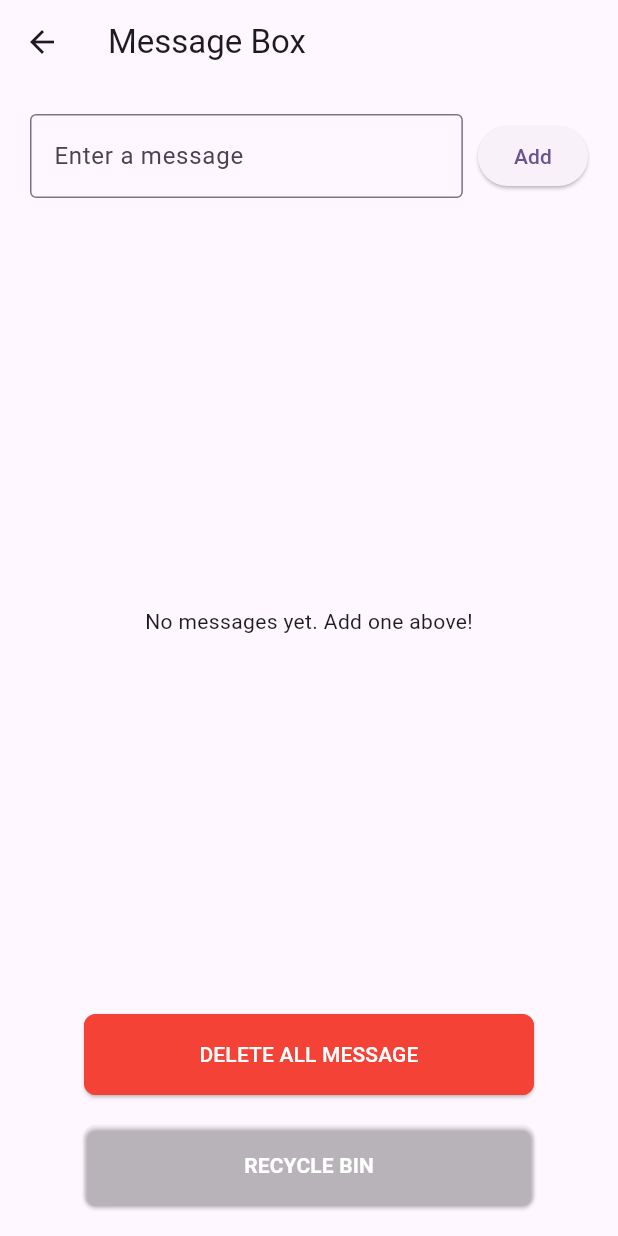
After one commit to izzcode02/lab2_app, a Flutter app: the MessageBoxPage screen opened directly, on a phone screen of 412 x 824 dp. The commit adds this screen. Run offline on Flutter 3.47's test engine with Material 3 defaults, Android fonts, the phone set to English and light mode, and no system bars; our stand-ins replace cloud_firestore, firebase_auth, firebase_core, im_stepper, ionicons; accounts and stored records are empty.

Commit message:
Update delete message box

```diff
--- a/lib/main.dart
+++ b/lib/main.dart
@@ -1,13 +1,13 @@
 import 'package:flutter/material.dart';
 import 'package:firebase_core/firebase_core.dart'; //new
 import 'package:provider/provider.dart';
-import 'package:lab2_app/views/admin_landing_page.dart';
+import 'package:lab2_app/views/menu/admin_landing_page.dart';
 import 'package:lab2_app/views/login_screen.dart';
-import 'package:lab2_app/views/staff_landing_page.dart';
-import 'package:lab2_app/views/student_landing_page.dart';
+import 'package:lab2_app/views/menu/student_landing_page.dart';
 
 import 'controller/auth.dart';
 import 'provider/student_profile_provider.dart';
+import 'views/menu/message_recyclebin.dart';
 import 'views/register.dart';
 
 AuthService auth = AuthService();
@@ -55,8 +55,10 @@ class MyApp extends StatelessWidget {
 
         //user
         '/users/admin': (context) => const AdminLandingPage(),
-        '/users/staff': (context) => const StaffLandingPage(),
         '/users/student': (context) => const StudentLandingPage(),
+
+        //message
+        '/users/message/recyclebin': (context) => const RecycleBin(),
       },
     );
   }
--- a/lib/provider/student_profile_provider.dart
+++ b/lib/provider/student_profile_provider.dart
@@ -2,7 +2,7 @@ import 'package:flutter/material.dart';
 import 'package:cloud_firestore/cloud_firestore.dart';
 import 'package:firebase_auth/firebase_auth.dart';
 
-import '../controller/registerservice.dart';
+import '../controller/register_service.dart';
 
 class StudentProfileProvider with ChangeNotifier {
   final FirebaseAuth _auth = FirebaseAuth.instance;
--- a/lib/views/admin_landing_page.dart
+++ b/lib/views/menu/admin_landing_page.dart
@@ -1,5 +1,5 @@
 import 'package:flutter/material.dart';
-import '../main.dart';
+import '../../main.dart';
 
 class AdminLandingPage extends StatefulWidget {
   const AdminLandingPage({super.key});
--- /dev/null
+++ b/lib/views/menu/message.dart
@@ -0,0 +1,202 @@
+// message_box_page.dart
+import 'package:cloud_firestore/cloud_firestore.dart';
+import 'package:flutter/material.dart';
+import 'package:lab2_app/widget/customButton.dart';
+import '../../controller/message_function.dart';
+
+class MessageBoxPage extends StatefulWidget {
+  const MessageBoxPage({
+    super.key,
+  });
+
+  @override
+  MessageBoxPageState createState() => MessageBoxPageState();
+}
+
+class MessageBoxPageState extends State<MessageBoxPage> {
+  final TextEditingController _messageController = TextEditingController();
+  final MessageFunction _messageFunction = MessageFunction();
+  final Set<String> _selectedMessages = {}; // Store selected message IDs
+
+  @override
+  void dispose() {
+    _messageController.dispose();
+    super.dispose();
+  }
+
+  Future<void> _addMessage() async {
+    if (_messageController.text.isNotEmpty) {
+      try {
+        await _messageFunction.addMessage(
+          message: _messageController.text,
+        );
+        _messageController.clear();
+      } catch (e) {
+        ScaffoldMessenger.of(context).showSnackBar(
+          SnackBar(content: Text('Error adding message: $e')),
+        );
+      }
+    }
+  }
+
+  Future<void> _clearMessages() async {
+    try {
+      await _messageFunction.clearMessages();
+      _selectedMessages.clear(); // Clear selections after deleting
+    } catch (e) {
+      ScaffoldMessenger.of(context).showSnackBar(
+        SnackBar(content: Text('Error clearing messages: $e')),
+      );
+    }
+  }
+
+  Future<void> _deleteMessage(String documentId) async {
+    try {
+      await _messageFunction.deleteMessage(documentId);
+      setState(() {
+        _selectedMessages
+            .remove(documentId); // Remove from selections if deleted
+      });
+    } catch (e) {
+      ScaffoldMessenger.of(context).showSnackBar(
+        SnackBar(content: Text('Error deleting message: $e')),
+      );
+    }
+  }
+
+  Future<void> _deleteSelectedMessages() async {
+    try {
+      for (String documentId in _selectedMessages) {
+        await _messageFunction.deleteMessage(documentId);
+      }
+      setState(() {
+        _selectedMessages.clear(); // Clear selections after deleting
+      });
+    } catch (e) {
+      ScaffoldMessenger.of(context).showSnackBar(
+        SnackBar(content: Text('Error deleting selected messages: $e')),
+      );
+    }
+  }
+
+  @override
+  Widget build(BuildContext context) {
+    return Scaffold(
+      appBar: AppBar(
+        title: const Text('Message Box'),
+        actions: [
+          if (_selectedMessages.isNotEmpty)
+            IconButton(
+              icon: const Icon(Icons.delete),
+              onPressed: _deleteSelectedMessages,
+              tooltip: 'Delete Selected',
+            ),
+        ],
+      ),
+      body: Padding(
+        padding: const EdgeInsets.all(20.0),
+        child: Column(
+          crossAxisAlignment: CrossAxisAlignment.start,
+          children: [
+            Row(
+              children: [
+                Expanded(
+                  child: TextField(
+                    controller: _messageController,
+                    decoration: const InputDecoration(
+                      hintText: 'Enter a message',
+                      border: OutlineInputBorder(),
+                    ),
+                  ),
+                ),
+                const SizedBox(width: 10),
+                ElevatedButton(
+                  onPressed: _addMessage,
+                  child: const Text('Add'),
+                ),
+              ],
+            ),
+            const SizedBox(height: 20),
+            Expanded(
+              child: StreamBuilder<QuerySnapshot>(
+                stream: _messageFunction.getMessages(),
+                builder: (context, snapshot) {
+                  if (snapshot.hasError) {
+                    return Center(child: Text('Error: ${snapshot.error}'));
+                  }
+
+                  if (snapshot.connectionState == ConnectionState.waiting) {
+                    return const Center(child: CircularProgressIndicator());
+                  }
+
+                  if (!snapshot.hasData || snapshot.data!.docs.isEmpty) {
+                    return const Center(
+                      child: Text('No messages yet. Add one above!'),
+                    );
+                  }
+
+                  return ListView.builder(
+                    itemCount: snapshot.data!.docs.length,
+                    itemBuilder: (context, index) {
+                      var doc = snapshot.data!.docs[index];
+                      bool isSelected = _selectedMessages.contains(doc.id);
+
+                      return Card(
+                        child: ListTile(
+                          leading: Checkbox(
+                            value: isSelected,
+                            onChanged: (bool? value) {
+                              setState(() {
+                                if (value == true) {
+                                  _selectedMessages.add(doc.id);
+                                } else {
+                                  _selectedMessages.remove(doc.id);
+                                }
+                              });
+                            },
+                          ),
+                          title: Text(doc['message']),
+                          trailing: IconButton(
+                            icon: const Icon(Icons.delete, color: Colors.red),
+                            onPressed: () => _deleteMessage(doc.id),
+                          ),
+                        ),
+                      );
+                    },
+                  );
+                },
+              ),
+            ),
+            if (_selectedMessages.isNotEmpty)
+              Padding(
+                padding: const EdgeInsets.only(top: 8.0),
+                child: Center(
+                  child: Text(
+                    '${_selectedMessages.length} messages selected',
+                    style: const TextStyle(fontWeight: FontWeight.bold),
+                  ),
+                ),
+              ),
+            Center(
+              child: SubmitButton(
+                onPressed: _clearMessages,
+                text: 'Delete All Message'.toUpperCase(),
+                color: Colors.red,
+              ),
+            ),
+            SizedBox(
+              height: 20,
+            ),
+            Center(
+              child: NextButton(
+                valueColor: 0xFFFFFF,
+                routeName: '/users/message/recyclebin',
+                nameButton: 'Recycle Bin',
+              ),
+            ),
+          ],
+        ),
+      ),
+    );
+  }
+}
--- a/lib/views/student_landing_page.dart
+++ b/lib/views/menu/student_landing_page.dart
@@ -1,11 +1,12 @@
 import 'package:flutter/material.dart';
+import 'package:lab2_app/views/menu/message.dart';
 import 'package:lab2_app/views/profile/profile.dart';
 import 'package:lab2_app/views/profile/viewprofile.dart';
 import 'package:lab2_app/widget/yes_no_dialog.dart';
 
-import '../main.dart';
-import '../controller/auth.dart';
-import '../widget/balancedgridmenu.dart';
+import '../../main.dart';
+import '../../controller/auth.dart';
+import '../../widget/balancedgridmenu.dart';
 
 class StudentLandingPage extends StatefulWidget {
   const StudentLandingPage({super.key});
@@ -32,6 +33,11 @@ class _StudentLandingPageState extends State<StudentLandingPage> {
               imageLink: 'assets/icons/profile.png',
               label: 'Profile',
               nextScreen: (context) => const ProfilePage(),
+            ),
+            MenuCardSmallTile(
+              imageLink: 'assets/icons/message.png',
+              label: 'Message',
+              nextScreen: (context) => const MessageBoxPage(),
             ),
             MenuCardSmallTile(
               imageLink: 'assets/icons/logout.png',
--- a/lib/views/profile/delete.dart
+++ /dev/null
@@ -1,2 +0,0 @@
-import 'package:flutter/material.dart';
-import 'package:lab2_app/widget/customButton.dart';
--- a/lib/views/register.dart
+++ b/lib/views/register.dart
@@ -1,5 +1,5 @@
 import 'package:flutter/material.dart';
-import '../controller/registerservice.dart';
+import '../controller/register_service.dart';
 import '../utils/validator.dart';
 import '../widget/customButton.dart';
 import '../widget/customdropdown.dart';
--- a/lib/widget/customButton.dart
+++ b/lib/widget/customButton.dart
@@ -26,7 +26,8 @@ class _NextButtonState extends State<NextButton> {
         minimumSize: WidgetStateProperty.all(Size(300, 50)),
         padding: WidgetStateProperty.all<EdgeInsets>(
             const EdgeInsets.symmetric(vertical: 17)),
-        backgroundColor: WidgetStateProperty.all<Color>(Color(0xFF20237D)),
+        backgroundColor:
+            WidgetStateProperty.all<Color>(Color(widget.valueColor)),
         shape: WidgetStateProperty.all<RoundedRectangleBorder>(
           RoundedRectangleBorder(
             borderRadius: BorderRadius.circular(8),
@@ -52,8 +53,9 @@ class _NextButtonState extends State<NextButton> {
 }
 
 class SubmitButton extends StatefulWidget {
-  const SubmitButton({
+  SubmitButton({
     Key? key,
+    this.icon,
     required this.onPressed,
     required this.text,
     required this.color,
@@ -62,6 +64,7 @@ class SubmitButton extends StatefulWidget {
   final VoidCallback? onPressed;
   final String text;
   final Color color;
+  Icon? icon;
 
   @override
   _SubmitButtonState createState() => _SubmitButtonState();
@@ -71,7 +74,7 @@ class _SubmitButtonState extends State<SubmitButton> {
   @override
   Widget build(BuildContext context) {
     return Center(
-      child: ElevatedButton(
+      child: ElevatedButton.icon(
         style: ButtonStyle(
           minimumSize: WidgetStateProperty.all(const Size(300, 50)),
           padding: WidgetStateProperty.all<EdgeInsets>(
@@ -85,7 +88,9 @@ class _SubmitButtonState extends State<SubmitButton> {
           ),
         ),
         onPressed: widget.onPressed,
-        child: Text(
+        icon: widget.icon,
+        label: Text(
+          textAlign: TextAlign.center,
           widget.text,
           style: TextStyle(color: Colors.white),
         ),
--- a/pubspec.yaml
+++ b/pubspec.yaml
@@ -40,6 +40,7 @@ dependencies:
   cloud_firestore: ^5.4.4
   provider: ^6.1.2
   im_stepper: ^1.0.1+1
+  ionicons: ^0.2.2
 
 dev_dependencies:
   flutter_test:
```
Also changed, not shown: lib/controller/message_function.dart (added, +96 -0 lines), lib/controller/register_service.dart (renamed from lib/controller/registerservice.dart, +33 -0 lines), lib/views/login_screen.dart (+12 -1 lines), lib/views/menu/message_recyclebin.dart (added, +224 -0 lines), lib/views/profile/profile.dart (+59 -0 lines), lib/views/staff_landing_page.dart (deleted, +0 -37 lines), assets/icons/message.png (added), lib/views/menu/reg_full_info.dart (deleted), pubspec.lock, 1 other file.
